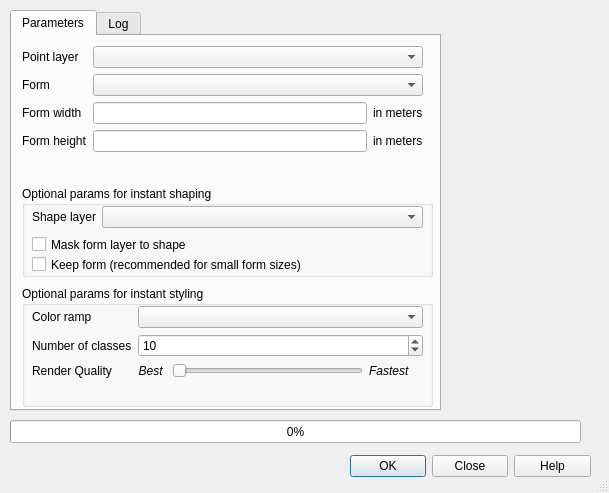
Old version of the form bestagon_dialog_base.ui in the repository KonstiDE/Bestagon.
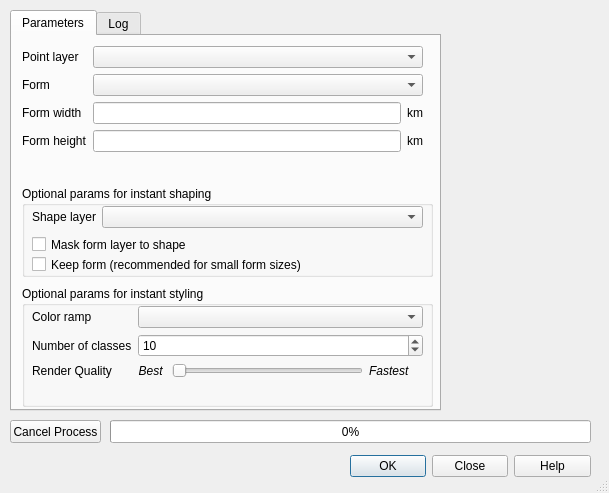
New version of the form. Icons and pictures are not drawn. Custom widgets are drawn as their Qt base class.

Commit message: v1.3.1 update: CRS fix for no longer inserting only degrees, now in km. Cancel process button added

The edit to the form file:
```diff
--- a/bestagon_dialog_base.ui
+++ b/bestagon_dialog_base.ui
@@ -131,7 +131,7 @@
         <item>
          <widget class="QLabel" name="label_unit_1">
           <property name="text">
-           <string>in meters</string>
+           <string>km</string>
           </property>
          </widget>
         </item>
@@ -149,7 +149,7 @@
         <item>
          <widget class="QLabel" name="label_unit_2">
           <property name="text">
-           <string>in meters</string>
+           <string>km</string>
           </property>
          </widget>
         </item>
@@ -364,9 +364,9 @@
   <widget class="QProgressBar" name="progressBar">
    <property name="geometry">
     <rect>
-     <x>10</x>
+     <x>110</x>
      <y>420</y>
-     <width>571</width>
+     <width>481</width>
      <height>23</height>
     </rect>
    </property>
@@ -389,6 +389,28 @@
     <string>%p%</string>
    </property>
   </widget>
+  <widget class="QPushButton" name="btn_cancel">
+   <property name="geometry">
+    <rect>
+     <x>10</x>
+     <y>420</y>
+     <width>91</width>
+     <height>23</height>
+    </rect>
+   </property>
+   <property name="text">
+    <string>Cancel Process</string>
+   </property>
+   <property name="autoDefault">
+    <bool>false</bool>
+   </property>
+   <property name="default">
+    <bool>false</bool>
+   </property>
+   <property name="flat">
+    <bool>false</bool>
+   </property>
+  </widget>
  </widget>
  <customwidgets>
   <customwidget>
```
The commit also changes 6 other files.
